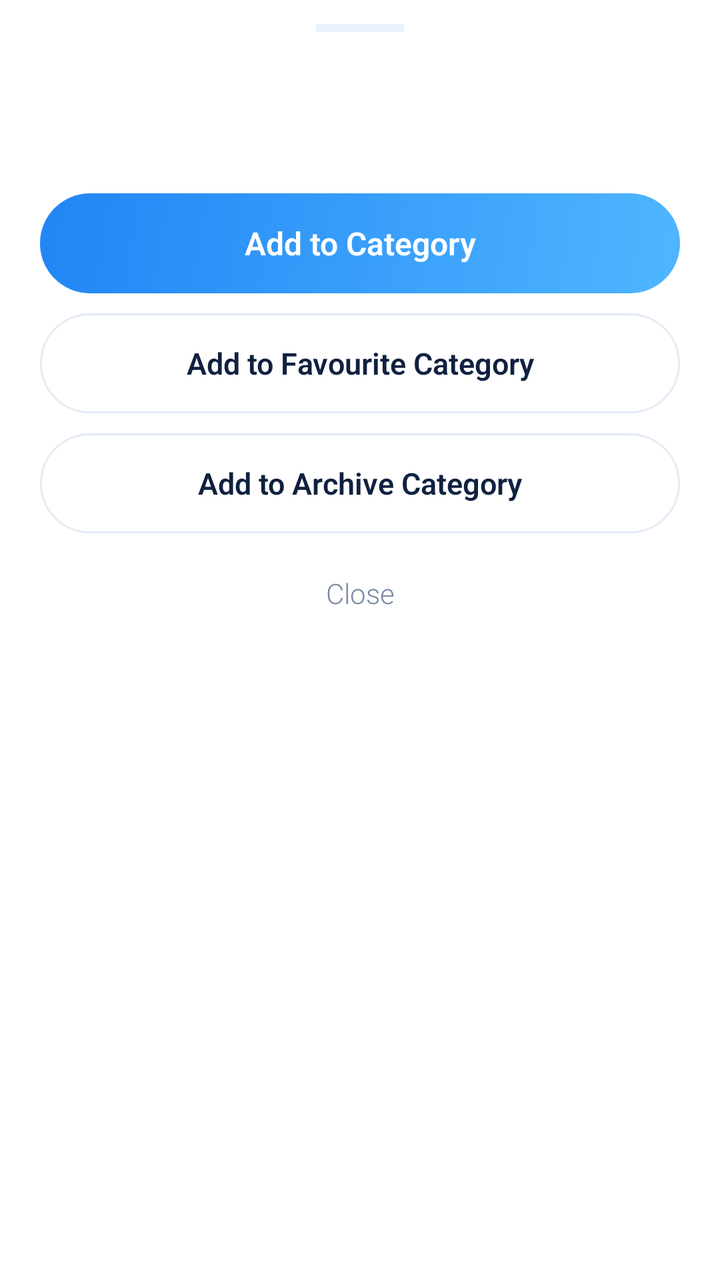
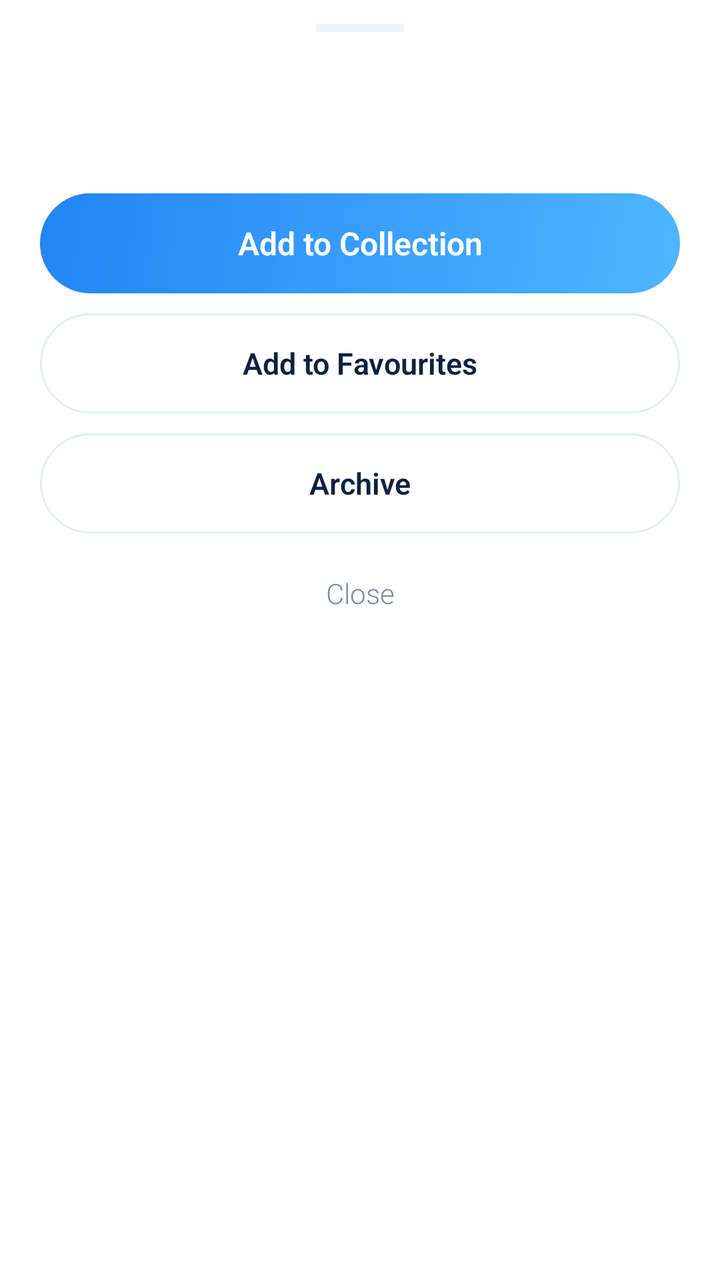

Before-and-after screenshots of an Android layout around one commit, followed by the original layout XML and the change that was made.
<!-- AndroidManifest.xml: application theme Theme.BhajanApp -->
<!-- res/layout/dialog_bhajan_options.xml -->
<LinearLayout xmlns:android="http://schemas.android.com/apk/res/android"
    android:layout_width="match_parent"
    android:layout_height="wrap_content"
    android:background="@drawable/bg_bottom_sheet"
    android:orientation="vertical"
    android:paddingHorizontal="20dp"
    android:paddingBottom="16dp">

    <View
        android:layout_width="44dp"
        android:layout_height="4dp"
        android:layout_gravity="center_horizontal"
        android:layout_marginTop="12dp"
        android:background="@color/muted" />

    <TextView
        android:id="@+id/sheet_title"
        android:layout_width="match_parent"
        android:layout_height="wrap_content"
        android:layout_marginTop="16dp"
        android:ellipsize="end"
        android:maxLines="2"
        android:textColor="@color/text_primary"
        android:textSize="20sp"
        android:textStyle="bold" />

    <TextView
        android:id="@+id/sheet_sub"
        android:layout_width="match_parent"
        android:layout_height="wrap_content"
        android:layout_marginTop="4dp"
        android:textColor="@color/text_secondary"
        android:textSize="13sp" />

    <TextView
        android:id="@+id/sheet_category"
        android:layout_width="match_parent"
        android:layout_height="50dp"
        android:layout_marginTop="16dp"
        android:background="@drawable/bg_button_accent"
        android:gravity="center"
        android:text="Add to Category"
        android:textColor="@color/on_accent"
        android:textSize="16sp"
        android:textStyle="bold" />

    <TextView
        android:id="@+id/sheet_fav"
        android:layout_width="match_parent"
        android:layout_height="50dp"
        android:layout_marginTop="10dp"
        android:background="@drawable/bg_pill"
        android:gravity="center"
        android:text="Add to Favourite Category"
        android:textColor="@color/text_primary"
        android:textSize="15sp"
        android:textStyle="bold" />

    <TextView
        android:id="@+id/sheet_archive"
        android:layout_width="match_parent"
        android:layout_height="50dp"
        android:layout_marginTop="10dp"
        android:background="@drawable/bg_pill"
        android:gravity="center"
        android:text="Add to Archive Category"
        android:textColor="@color/text_primary"
        android:textSize="15sp"
        android:textStyle="bold" />

    <TextView
        android:id="@+id/sheet_remove_recent"
        android:layout_width="match_parent"
        android:layout_height="50dp"
        android:layout_marginTop="10dp"
        android:background="@drawable/bg_pill"
        android:gravity="center"
        android:text="Remove from Recent"
        android:textColor="@color/red"
        android:textSize="15sp"
        android:textStyle="bold"
        android:visibility="gone" />

    <TextView
        android:id="@+id/sheet_remove_category"
        android:layout_width="match_parent"
        android:layout_height="50dp"
        android:layout_marginTop="10dp"
        android:background="@drawable/bg_pill"
        android:gravity="center"
        android:text="Remove from this Category"
        android:textColor="@color/red"
        android:textSize="15sp"
        android:textStyle="bold"
        android:visibility="gone" />

    <TextView
        android:id="@+id/sheet_close"
        android:layout_width="match_parent"
        android:layout_height="44dp"
        android:layout_marginTop="8dp"
        android:gravity="center"
        android:text="Close"
        android:textColor="@color/text_secondary"
        android:textSize="14sp" />
</LinearLayout>
<!-- resources referenced by this layout -->
<resources>
  <color name="muted">#EAF2FD</color>
  <color name="on_accent">#FFFFFF</color>
  <color name="red">#E5484D</color>
  <color name="text_primary">#10213F</color>
  <color name="text_secondary">#7A8AA3</color>
  <!-- drawable bg_bottom_sheet (drawable) -->
  <?xml version="1.0" encoding="utf-8"?>
  <shape xmlns:android="http://schemas.android.com/apk/res/android"
      android:shape="rectangle">
      <solid android:color="@color/card" />
      <corners
          android:topLeftRadius="24dp"
          android:topRightRadius="24dp" />
  </shape>
  <!-- drawable bg_button_accent (drawable) -->
  <?xml version="1.0" encoding="utf-8"?>
  <shape xmlns:android="http://schemas.android.com/apk/res/android" android:shape="rectangle">
      <gradient
          android:angle="315"
          android:endColor="@color/accent_light"
          android:startColor="@color/accent"
          android:type="linear" />
      <corners android:radius="26dp" />
  </shape>
  <!-- drawable bg_pill (drawable) -->
  <?xml version="1.0" encoding="utf-8"?>
  <shape xmlns:android="http://schemas.android.com/apk/res/android" android:shape="rectangle">
      <solid android:color="@color/card" />
      <corners android:radius="26dp" />
      <stroke android:width="1dp" android:color="@color/card_border" />
  </shape>
  <style name="Theme.BhajanApp" parent="Theme.MaterialComponents.DayNight.NoActionBar">
          <item name="colorPrimary">@color/accent</item>
          <item name="android:statusBarColor">@color/bg</item>
          <item name="android:windowLightStatusBar">true</item>
          <item name="android:fontFamily">sans-serif-light</item>
          <item name="fontFamily">sans-serif-light</item>
      </style>
  <color name="card">#FFFFFF</color>
  <color name="accent_light">#4FB6FF</color>
  <color name="accent">#2185F5</color>
  <color name="card_border">#E4ECF7</color>
  <color name="bg">#F4F8FE</color>
</resources>

<!-- the commit's change to res/layout/dialog_bhajan_options.xml (unified diff, before → after) -->
@@ -39,7 +39,7 @@
         android:layout_marginTop="16dp"
         android:background="@drawable/bg_button_accent"
         android:gravity="center"
-        android:text="Add to Category"
+        android:text="Add to Collection"
         android:textColor="@color/on_accent"
         android:textSize="16sp"
         android:textStyle="bold" />
@@ -51,7 +51,7 @@
         android:layout_marginTop="10dp"
         android:background="@drawable/bg_pill"
         android:gravity="center"
-        android:text="Add to Favourite Category"
+        android:text="Add to Favourites"
         android:textColor="@color/text_primary"
         android:textSize="15sp"
         android:textStyle="bold" />
@@ -63,7 +63,7 @@
         android:layout_marginTop="10dp"
         android:background="@drawable/bg_pill"
         android:gravity="center"
-        android:text="Add to Archive Category"
+        android:text="Archive"
         android:textColor="@color/text_primary"
         android:textSize="15sp"
         android:textStyle="bold" />
@@ -82,13 +82,13 @@
         android:visibility="gone" />
 
     <TextView
-        android:id="@+id/sheet_remove_category"
+        android:id="@+id/sheet_remove_collection"
         android:layout_width="match_parent"
         android:layout_height="50dp"
         android:layout_marginTop="10dp"
         android:background="@drawable/bg_pill"
         android:gravity="center"
-        android:text="Remove from this Category"
+        android:text="Remove from this Collection"
         android:textColor="@color/red"
         android:textSize="15sp"
         android:textStyle="bold"
